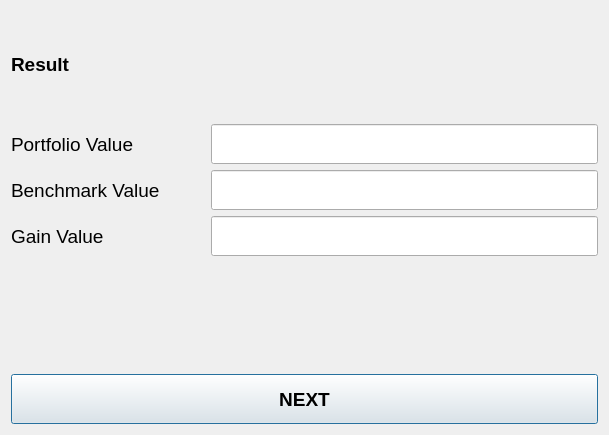
This is ui/result.ui in alfa-ryano/Brownian as Qt 5 draws it before an edit. The edited form follows.
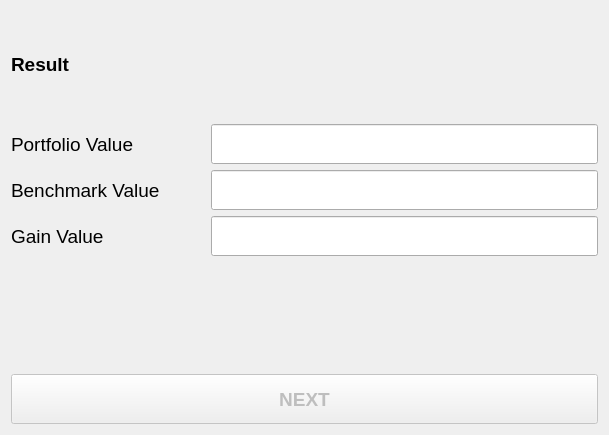
This is the edited form.

What changed in the file:
```diff
--- a/ui/result.ui
+++ b/ui/result.ui
@@ -154,7 +154,10 @@
       </widget>
      </item>
      <item>
-      <widget class="QPushButton" name="button_ok">
+      <widget class="QPushButton" name="button_next">
+       <property name="enabled">
+        <bool>false</bool>
+       </property>
        <property name="minimumSize">
         <size>
          <width>0</width>
```
